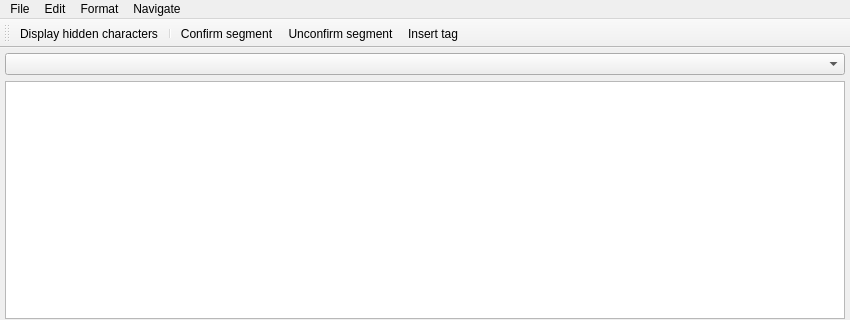
The window that capybara_tw/gui/main_window.ui (capybara-translation/capybara-tw) describes before a commit, drawn with Qt 5; both pictures show x 0 to 850 and y 0 to 320 of the 850 by 827 pixel window.
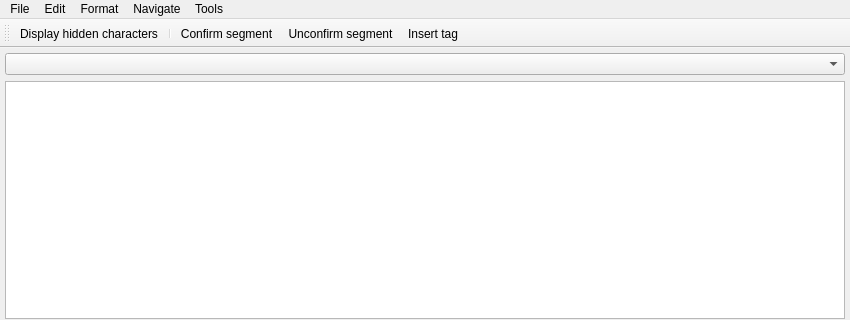
The same window after the commit. Icons and pictures are not drawn. Custom widgets are drawn as their Qt base class.

Commit message: Added a preferences dialog. Modified tag drawing

Patch:
```diff
--- a/capybara_tw/gui/main_window.ui
+++ b/capybara_tw/gui/main_window.ui
@@ -235,10 +235,17 @@
     <addaction name="actionMoveToFirstSegment"/>
     <addaction name="actionMoveToLastSegment"/>
    </widget>
+   <widget class="QMenu" name="menuTools">
+    <property name="title">
+     <string>Tools</string>
+    </property>
+    <addaction name="actionPreferences"/>
+   </widget>
    <addaction name="menuFile"/>
    <addaction name="menuEdit"/>
    <addaction name="menuFormat"/>
    <addaction name="menuNavigate"/>
+   <addaction name="menuTools"/>
   </widget>
   <widget class="QStatusBar" name="statusbar"/>
   <widget class="QToolBar" name="toolBar">
```
Left out of the diff: 5 changed lines with no effect on the pictures. The commit also changes 7 other files.
